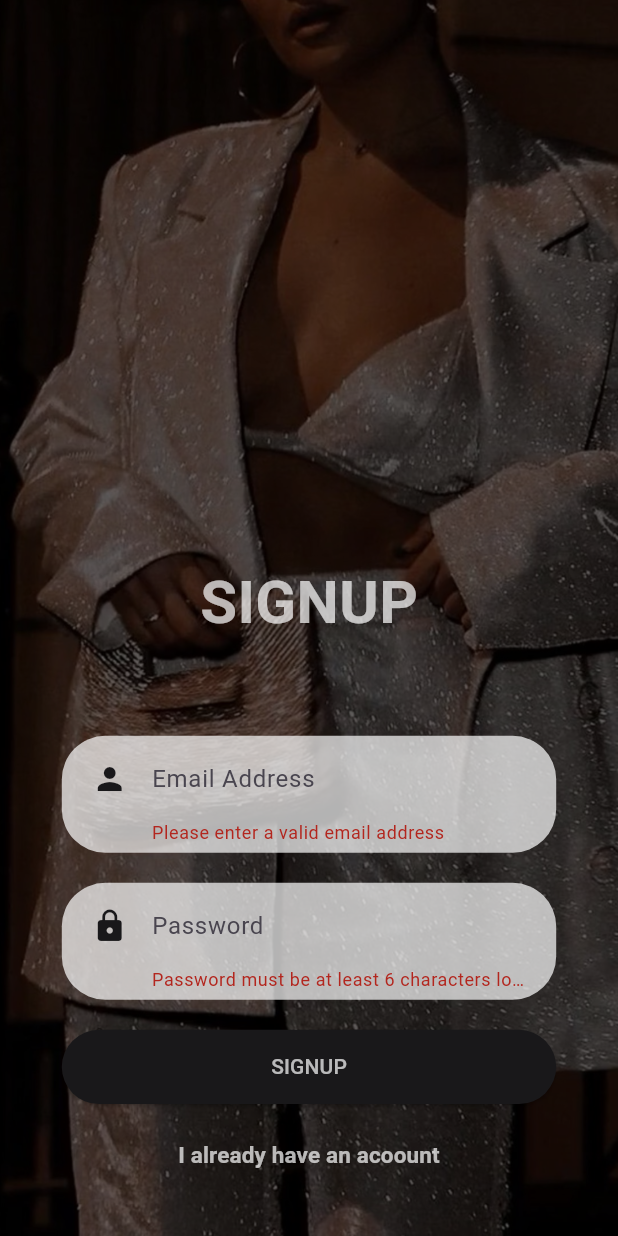
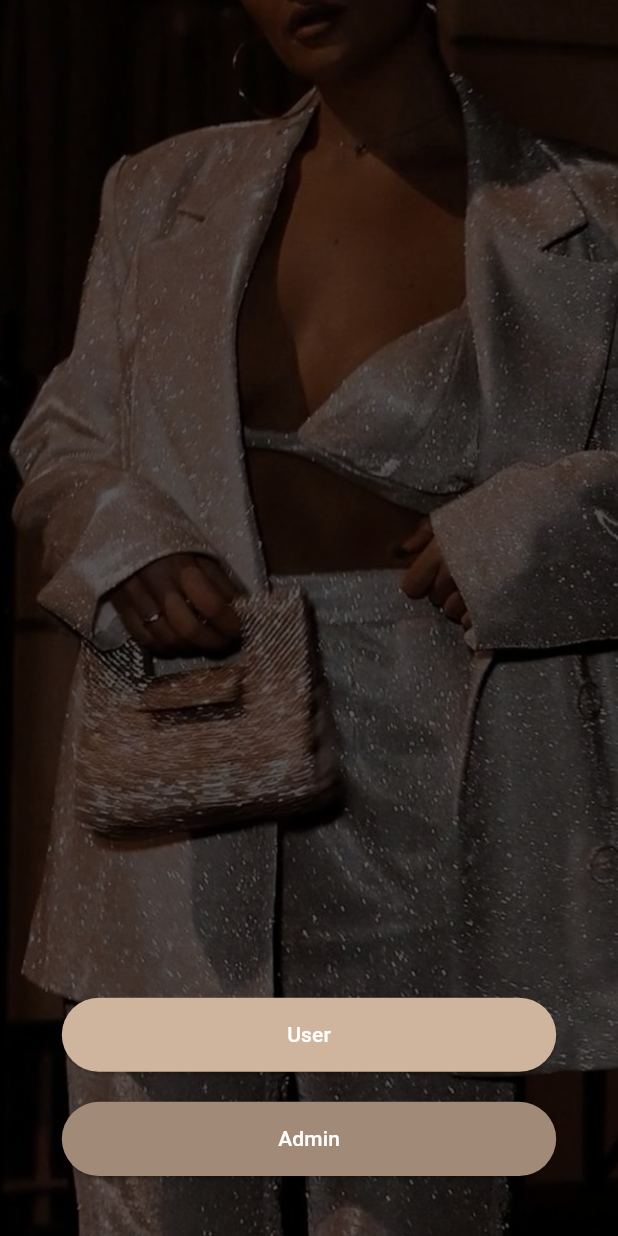
Before and after one commit to fatmasolak/design_project_app, a Flutter app: the screen it shows after launch, after a tap on "LOGIN", after a tap on "Create an account", on a phone screen of 412 x 824 dp. Run offline on Flutter 3.47's test engine with Material 3 defaults, Android fonts, the phone set to English and light mode, and no system bars; our stand-ins replace cloud_firestore, firebase_auth, firebase_core, firebase_storage, flutter_riverpod, image_picker; accounts and stored records are empty.

Commit message:
added admin type account creation

```diff
--- /dev/null
+++ b/lib/models/admin_model.dart
@@ -0,0 +1,9 @@
+class AdminModel {
+  const AdminModel({
+    required this.name,
+    required this.surname,
+  });
+
+  final String name;
+  final String surname;
+}
--- a/lib/screens/auth.dart
+++ b/lib/screens/auth.dart
@@ -1,16 +1,32 @@
+import 'package:cloud_firestore/cloud_firestore.dart';
+import 'package:design_project_app/constants.dart';
+import 'package:design_project_app/models/admin_model.dart';
+import 'package:design_project_app/screens/admin_credentials.dart';
+import 'package:firebase_storage/firebase_storage.dart';
 import 'package:flutter/material.dart';
 import 'dart:async';
 import 'dart:io';
 
-import 'package:cloud_firestore/cloud_firestore.dart';
 import 'package:firebase_auth/firebase_auth.dart';
-import 'package:firebase_storage/firebase_storage.dart';
 
 import 'package:design_project_app/screens/user_credentials.dart';
 import 'package:design_project_app/models/user_model.dart';
 
 final _firebase = FirebaseAuth.instance;
-//final _firestore = FirebaseFirestore.instance;
+final _firestore = FirebaseFirestore.instance;
+
+Future<String> getUserType() async {
+  final adminData = await _firestore
+      .collection('admins')
+      .doc(_firebase.currentUser!.uid)
+      .get();
+
+  if (adminData.exists) {
+    return 'Admin';
+  }
+
+  return 'User';
+}
 
 class AuthScreen extends StatefulWidget {
   const AuthScreen({super.key});
@@ -27,9 +43,14 @@ class _AuthScreenState extends State<AuthScreen> {
   var _isAuthenticating = false;
   var _isLogin = true;
   var _isRegister = false;
+  var _isSelected = false;
 
   var _enteredEmail = '';
   var _enteredPassword = '';
+
+  var userType = '';
+
+  final _firebase = FirebaseAuth.instance;
 
   UserModel user = UserModel(
     name: '',
@@ -38,6 +59,11 @@ class _AuthScreenState extends State<AuthScreen> {
     phone: '',
     birthday: '',
     profilePhoto: File(''),
+  );
+
+  AdminModel admin = const AdminModel(
+    name: '',
+    surname: '',
   );
 
   void _submit() async {
@@ -54,38 +80,38 @@ class _AuthScreenState extends State<AuthScreen> {
     try {
       setState(() {
         _isAuthenticating = true;
+        _isRegister = false;
       });
 
       if (_isLogin) {
         final authenticatedUser = await _firebase.signInWithEmailAndPassword(
             email: _enteredEmail, password: _enteredPassword);
       } else {
-        final result = await Navigator.push(
-          context,
-          MaterialPageRoute(
-            builder: (context) => const UserCredentials(),
-          ),
-        );
-
-        setState(() {
-          user = UserModel(
-            name: result.name,
-            surname: result.surname,
-            username: result.username,
-            phone: result.phone,
-            birthday: result.birthday,
-            profilePhoto: result.profilePhoto,
-          );
-        });
-
         final authenticatedUser =
             await _firebase.createUserWithEmailAndPassword(
                 email: _enteredEmail, password: _enteredPassword);
 
+        if (userType == 'Admin') {
+          print('admin works');
+
+          await FirebaseFirestore.instance
+              .collection('admins')
+              .doc(FirebaseAuth.instance.currentUser!.uid)
+              .set({
+            'userId': FirebaseAuth.instance.currentUser!.uid,
+            'email': FirebaseAuth.instance.currentUser!.email,
+            'name': admin.name,
+            'surname': admin.surname,
+          });
+        }
+
+        if (userType == 'User') {
+          print('user works');
+
           final storageRef = FirebaseStorage.instance
               .ref()
               .child('user_profile_photos')
-            .child('${authenticatedUser.user!.uid}.jpg');
+              .child('${FirebaseAuth.instance.currentUser!.uid}.jpg');
 
           await storageRef.putFile(user.profilePhoto);
 
@@ -93,10 +119,10 @@ class _AuthScreenState extends State<AuthScreen> {
 
           await FirebaseFirestore.instance
               .collection('users')
-            .doc(_firebase.currentUser!.uid)
+              .doc(FirebaseAuth.instance.currentUser!.uid)
               .set({
-          'userId': _firebase.currentUser!.uid,
-          'email': _firebase.currentUser!.email,
+            'userId': FirebaseAuth.instance.currentUser!.uid,
+            'email': FirebaseAuth.instance.currentUser!.email,
             'name': user.name,
             'surname': user.surname,
             'username': user.username,
@@ -104,6 +130,7 @@ class _AuthScreenState extends State<AuthScreen> {
             'birthday': user.birthday,
             'profilePhoto': profilePhotoUrl,
           });
+        }
       }
     } on FirebaseAuthException catch (error) {
       ScaffoldMessenger.of(context).clearSnackBars();
@@ -175,6 +202,9 @@ class _AuthScreenState extends State<AuthScreen> {
               child: Column(
                 mainAxisAlignment: MainAxisAlignment.end,
                 children: [
+                  if (_isLogin || _isRegister)
+                    Column(
+                      children: [
                         Text(
                           _isLogin ? 'LOGIN' : 'SIGNUP',
                           style: const TextStyle(
@@ -192,12 +222,16 @@ class _AuthScreenState extends State<AuthScreen> {
                               emailAddressField(size),
                               passwordField(size),
                               if (_isAuthenticating)
-                          const CircularProgressIndicator(),
+                                const CircularProgressIndicator(
+                                    color: Colors.white),
                               if (!_isAuthenticating) loginSignupButton(size),
                               if (!_isAuthenticating) createAccountField(),
                             ],
                           ),
                         ),
+                      ],
+                    ),
+                  if (!_isLogin && !_isSelected) typeSelection(size, context),
                   const SizedBox(height: 30),
                 ],
               ),
@@ -205,6 +239,80 @@ class _AuthScreenState extends State<AuthScreen> {
           ),
         ],
       ),
+    );
+  }
+
+  Column typeSelection(Size size, BuildContext context) {
+    return Column(
+      mainAxisAlignment: MainAxisAlignment.center,
+      children: [
+        Container(
+          margin: const EdgeInsets.symmetric(vertical: 10),
+          child: SizedBox(
+            width: size.width * 0.8,
+            height: size.height * 0.06,
+            child: ElevatedButton(
+              onPressed: () {
+                setState(() {
+                  _isRegister = true;
+                  _isSelected = true;
+                  userType = 'User';
+                });
+
+                _awaitUserInformations(context);
+              },
+              style: ElevatedButton.styleFrom(
+                padding: const EdgeInsets.symmetric(
+                  horizontal: 20,
+                  vertical: 5,
+                ),
+                shape: RoundedRectangleBorder(
+                  borderRadius: BorderRadius.circular(29),
+                ),
+                foregroundColor: Colors.white,
+                backgroundColor: thirdColor,
+              ),
+              child: const Text(
+                'User',
+                style: TextStyle(color: Colors.white),
+              ),
+            ),
+          ),
+        ),
+        Container(
+          margin: const EdgeInsets.symmetric(vertical: 10),
+          child: SizedBox(
+            width: size.width * 0.8,
+            height: size.height * 0.06,
+            child: ElevatedButton(
+              onPressed: () {
+                setState(() {
+                  _isRegister = true;
+                  _isSelected = true;
+                  userType = 'Admin';
+                });
+
+                _awaitAdminInformations(context);
+              },
+              style: ElevatedButton.styleFrom(
+                padding: const EdgeInsets.symmetric(
+                  horizontal: 20,
+                  vertical: 5,
+                ),
+                shape: RoundedRectangleBorder(
+                  borderRadius: BorderRadius.circular(29),
+                ),
+                foregroundColor: Colors.white,
+                backgroundColor: forthColor,
+              ),
+              child: const Text(
+                'Admin',
+                style: TextStyle(color: Colors.white),
+              ),
+            ),
+          ),
+        ),
+      ],
     );
   }
 
@@ -319,7 +427,8 @@ class _AuthScreenState extends State<AuthScreen> {
       onPressed: () {
         setState(() {
           _isLogin = !_isLogin;
-          _isRegister = !_isRegister;
+          _isRegister = false;
+          _isSelected = false;
         });
       },
       child: Text(
@@ -332,4 +441,30 @@ class _AuthScreenState extends State<AuthScreen> {
       ),
     );
   }
+
+  void _awaitAdminInformations(BuildContext context) async {
+    final result = await Navigator.push(
+      context,
+      MaterialPageRoute(
+        builder: (context) => const AdminCredentials(),
+      ),
+    );
+
+    setState(() {
+      admin = result;
+    });
   }
+
+  void _awaitUserInformations(BuildContext context) async {
+    final result = await Navigator.push(
+      context,
+      MaterialPageRoute(
+        builder: (context) => const UserCredentials(),
+      ),
+    );
+
+    setState(() {
+      user = result;
+    });
+  }
+}
--- a/lib/screens/joined_competition_page.dart
+++ b/lib/screens/joined_competition_page.dart
@@ -38,7 +38,7 @@ class _JoinedCompetitionPageScreenState
   }
 
   void _startShowTextTimer() {
-    Timer(const Duration(seconds: 1), () {
+    Timer(const Duration(seconds: 2), () {
       setState(() {
         _showNoCompetitionText = true;
       });
```
Also changed, not shown: lib/main.dart (+24 -1 lines), lib/providers/user_type_provider.dart (added, +28 -0 lines), lib/screens/admin_credentials.dart (added, +160 -0 lines), lib/screens/admin_logged_in.dart (added, +53 -0 lines), lib/screens/type_selection.dart (added, +98 -0 lines). Lines whose indentation alone changed are shown as unchanged.
